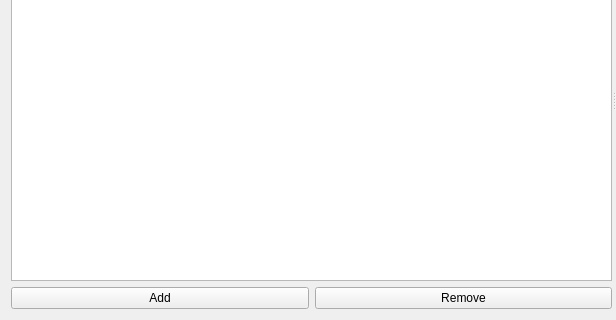
This is rosws/src/rover_rqt_science/resource/plugin.ui in Zhangwenyao1/URC as Qt 5 draws it before an edit; both pictures show x 0 to 616 and y 120 to 440 of the 949 by 440 pixel window. The edited form follows.
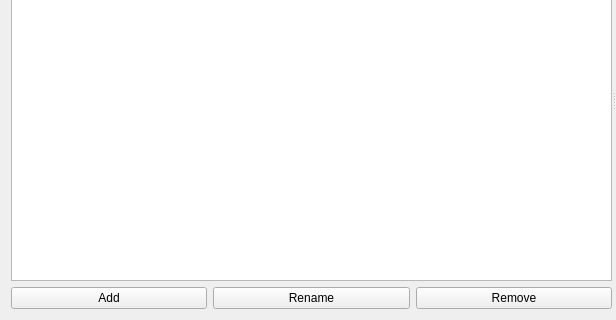
This is the edited form.

Commit message:
fully functional (excluding panorama) rqt plugin!!!
YAY

What changed in the file:
```diff
--- a/rosws/src/rover_rqt_science/resource/plugin.ui
+++ b/rosws/src/rover_rqt_science/resource/plugin.ui
@@ -43,6 +43,13 @@
            </property>
           </widget>
          </item>
+         <item>
+          <widget class="QPushButton" name="renamePushButton">
+           <property name="text">
+            <string>Rename</string>
+           </property>
+          </widget>
+         </item>
          <item>
           <widget class="QPushButton" name="removeSitePushButton">
            <property name="text">
```
Left out of the diff: 2 changed lines with no effect on the pictures. The commit also changes 6 other files.
